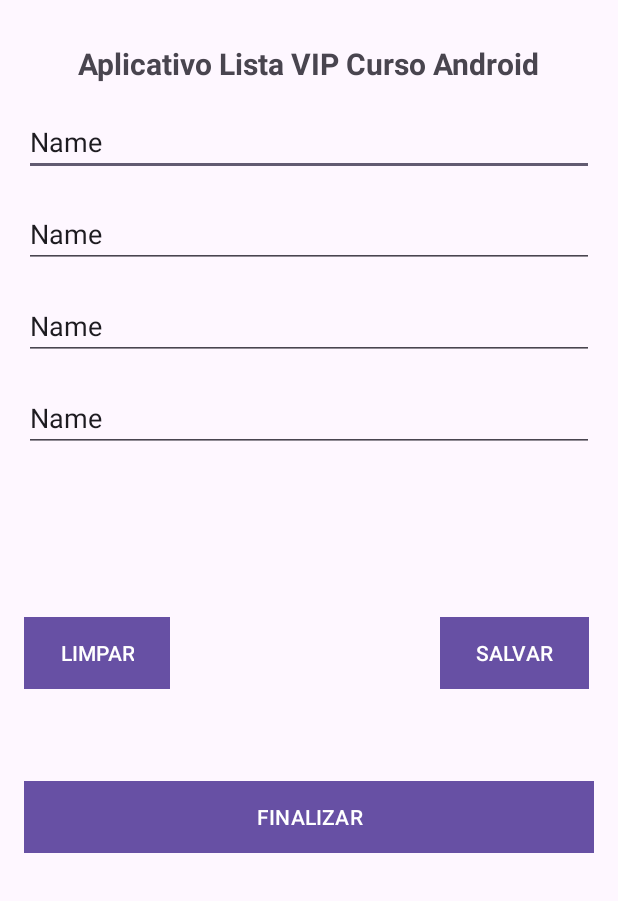
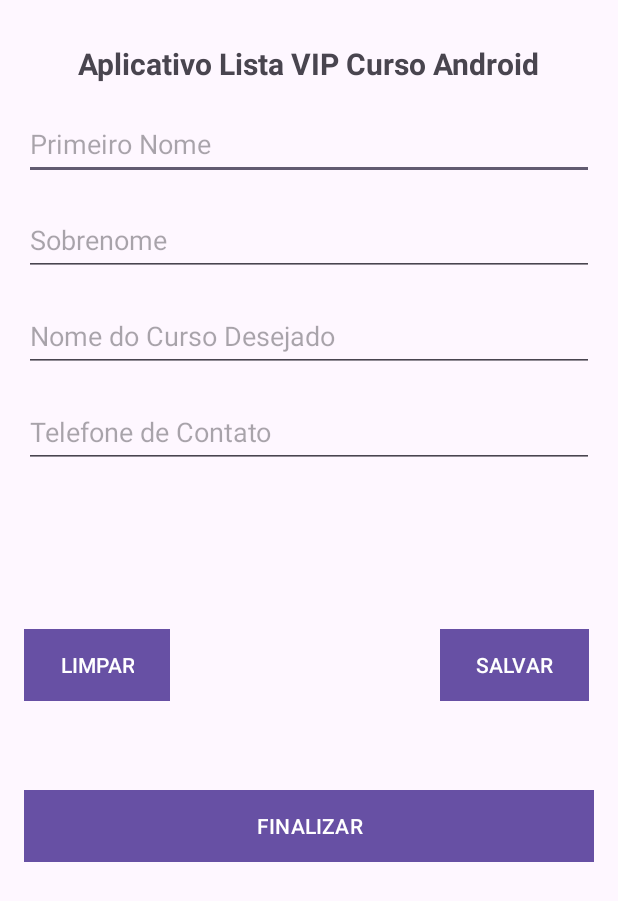
Before and after one commit to RafaelDangelo/Curso-Desenvolvimento-Android-2023, an Android app: the screen it shows after launch (MainActivity), on a phone screen of 412 x 824 dp. Shown: the top 901 px of the screen. Run offline under Robolectric (Android 15) with nearby library versions, the phone set to English and light mode, and no system bars.

Commit message:
Layout do app - Customização

```diff
--- a/AppListaCurso/app/src/main/res/layout/activity_main.xml
+++ b/AppListaCurso/app/src/main/res/layout/activity_main.xml
@@ -7,48 +7,48 @@
     tools:context=".MainActivity">
 
     <Button
-        android:id="@+id/button3"
+        android:id="@+id/btnFinalizar"
         android:layout_width="match_parent"
         android:layout_height="wrap_content"
         android:layout_margin="16dp"
         android:layout_marginTop="16dp"
         android:background="@color/corBotoes"
-        android:text="FINALIZAR"
+        android:text="@string/txt_button_finalizar"
         app:layout_constraintBottom_toBottomOf="parent"
         app:layout_constraintEnd_toEndOf="parent"
         app:layout_constraintStart_toStartOf="parent"
-        app:layout_constraintTop_toBottomOf="@+id/editTextText4"
+        app:layout_constraintTop_toBottomOf="@+id/editTextTelefone"
         app:layout_constraintVertical_bias="0.46" />
 
     <Button
-        android:id="@+id/button2"
+        android:id="@+id/btnSalvar"
         android:layout_width="wrap_content"
         android:layout_height="wrap_content"
         android:layout_marginStart="180dp"
         android:background="@color/corBotoes"
-        android:text="SALVAR"
-        app:layout_constraintBottom_toTopOf="@+id/button3"
-        app:layout_constraintStart_toEndOf="@+id/button"
-        app:layout_constraintTop_toBottomOf="@+id/editTextText4"
+        android:text="@string/txt_button_salvar"
+        app:layout_constraintBottom_toTopOf="@+id/btnFinalizar"
+        app:layout_constraintStart_toEndOf="@+id/btnLimpar"
+        app:layout_constraintTop_toBottomOf="@+id/editTextTelefone"
         app:layout_constraintVertical_bias="0.643" />
 
     <Button
-        android:id="@+id/button"
+        android:id="@+id/btnLimpar"
         android:layout_width="wrap_content"
         android:layout_height="wrap_content"
         android:layout_marginStart="16dp"
         android:background="@color/corBotoes"
-        android:text="LIMPAR"
-        app:layout_constraintBottom_toTopOf="@+id/button3"
+        android:text="@string/txt_button_limpar"
+        app:layout_constraintBottom_toTopOf="@+id/btnFinalizar"
         app:layout_constraintStart_toStartOf="parent"
-        app:layout_constraintTop_toBottomOf="@+id/editTextText4"
+        app:layout_constraintTop_toBottomOf="@+id/editTextTelefone"
         app:layout_constraintVertical_bias="0.643" />
 
     <TextView
-        android:id="@+id/textView"
+        android:id="@+id/txtTitulo"
         android:layout_width="wrap_content"
         android:layout_height="wrap_content"
-        android:text="Aplicativo Lista VIP Curso Android"
+        android:text="@string/txt_titulo"
         android:textSize="20sp"
         android:textStyle="bold"
         app:layout_constraintBottom_toBottomOf="parent"
@@ -59,59 +59,59 @@
         app:layout_constraintVertical_bias="0.036" />
 
     <EditText
-        android:id="@+id/editTextText"
+        android:id="@+id/editTextPrimeiroNome"
         android:layout_width="match_parent"
-        android:layout_height="wrap_content"
+        android:layout_height="48dp"
         android:layout_margin="16dp"
         android:layout_marginTop="52dp"
         android:ems="10"
-        android:hint="Primeiro Nome"
+        android:hint="@string/txt_hint_primeiro_nome"
+        android:importantForAutofill="no"
         android:inputType="text"
-        android:text="Name"
         app:layout_constraintEnd_toEndOf="parent"
         app:layout_constraintStart_toStartOf="parent"
-        app:layout_constraintTop_toBottomOf="@+id/textView" />
+        app:layout_constraintTop_toBottomOf="@+id/txtTitulo" />
 
     <EditText
-        android:id="@+id/editTextText3"
+        android:id="@+id/editTextNomeCurso"
         android:layout_width="match_parent"
-        android:layout_height="wrap_content"
+        android:layout_height="48dp"
         android:layout_margin="16dp"
         android:layout_marginTop="8dp"
         android:ems="10"
-        android:hint="Nome do Curso Desejado"
+        android:hint="@string/txt_hint_nome_do_curso_desejado"
+        android:importantForAutofill="no"
         android:inputType="text"
-        android:text="Name"
         app:layout_constraintEnd_toEndOf="parent"
         app:layout_constraintStart_toStartOf="parent"
-        app:layout_constraintTop_toBottomOf="@+id/editTextText2" />
+        app:layout_constraintTop_toBottomOf="@+id/editTextSobrenome" />
 
     <EditText
-        android:id="@+id/editTextText4"
+        android:id="@+id/editTextTelefone"
         android:layout_width="match_parent"
-        android:layout_height="wrap_content"
+        android:layout_height="48dp"
         android:layout_margin="16dp"
         android:layout_marginTop="8dp"
         android:ems="10"
-        android:hint="Telefone de Contato"
+        android:hint="@string/txt_hint_telefone_de_contato"
+        android:importantForAutofill="no"
         android:inputType="text"
-        android:text="Name"
         app:layout_constraintEnd_toEndOf="parent"
         app:layout_constraintStart_toStartOf="parent"
-        app:layout_constraintTop_toBottomOf="@+id/editTextText3" />
+        app:layout_constraintTop_toBottomOf="@+id/editTextNomeCurso" />
 
     <EditText
-        android:id="@+id/editTextText2"
+        android:id="@+id/editTextSobrenome"
         android:layout_width="match_parent"
-        android:layout_height="wrap_content"
+        android:layout_height="48dp"
         android:layout_margin="16dp"
         android:layout_marginTop="16dp"
         android:ems="10"
-        android:hint="Sobrenome"
+        android:hint="@string/txt_hint_sobrenome"
+        android:importantForAutofill="no"
         android:inputType="text"
-        android:text="Name"
         app:layout_constraintEnd_toEndOf="parent"
         app:layout_constraintStart_toStartOf="parent"
-        app:layout_constraintTop_toBottomOf="@+id/editTextText" />
+        app:layout_constraintTop_toBottomOf="@+id/editTextPrimeiroNome" />
 
 </androidx.constraintlayout.widget.ConstraintLayout>
--- a/AppListaCurso/app/src/main/res/values/colors.xml
+++ b/AppListaCurso/app/src/main/res/values/colors.xml
@@ -2,5 +2,5 @@
 <resources>
     <color name="black">#FF000000</color>
     <color name="white">#FFFFFFFF</color>
-    <color name="corBotoes">#03A9F4</color>
+    <color name="corBotoes">#9C27B0</color>
 </resources>
--- a/AppListaCurso/app/src/main/res/values/strings.xml
+++ b/AppListaCurso/app/src/main/res/values/strings.xml
@@ -1,3 +1,11 @@
 <resources>
     <string name="app_name">AppListaCurso</string>
+    <string name="txt_titulo">Aplicativo Lista VIP Curso Android</string>
+    <string name="txt_hint_primeiro_nome">Primeiro Nome</string>
+    <string name="txt_hint_nome_do_curso_desejado">Nome do Curso Desejado</string>
+    <string name="txt_hint_telefone_de_contato">Telefone de Contato</string>
+    <string name="txt_hint_sobrenome">Sobrenome</string>
+    <string name="txt_button_finalizar">FINALIZAR</string>
+    <string name="txt_button_salvar">SALVAR</string>
+    <string name="txt_button_limpar">LIMPAR</string>
 </resources>
```
